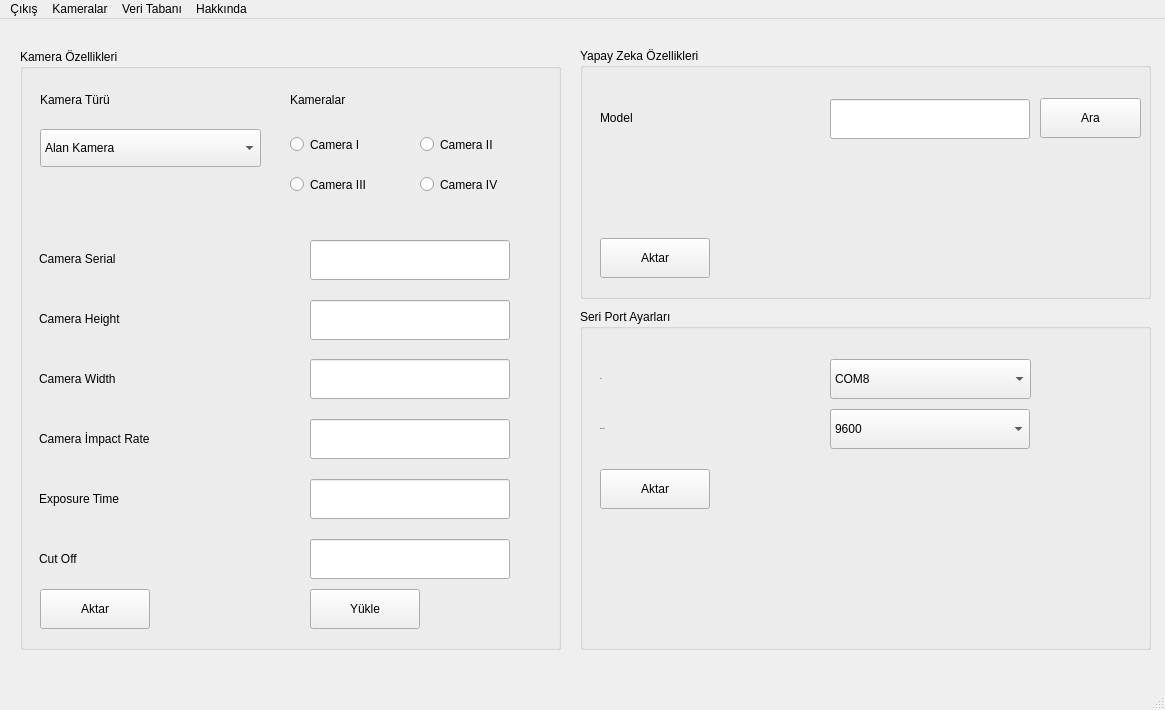
Yavuzhan-Baykara/optical-eye, file admin_page.ui: the form before one commit.
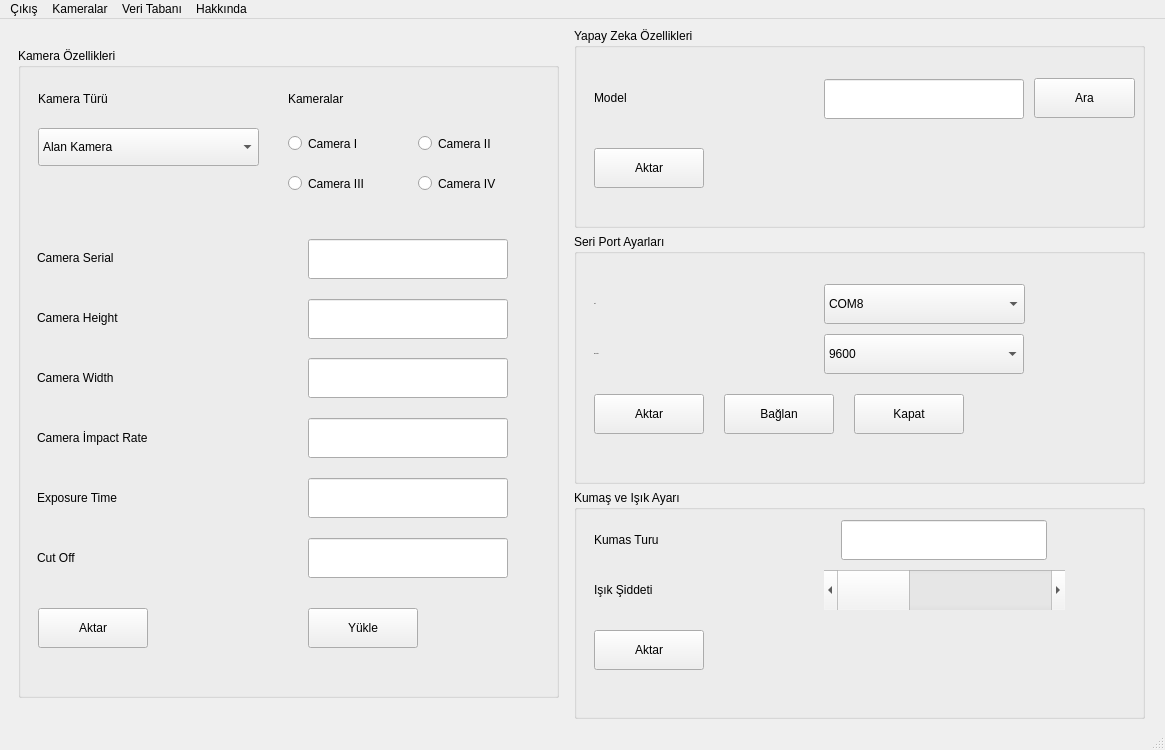
The form after the commit. Icons and pictures are not drawn.

```diff
--- a/admin_page.ui
+++ b/admin_page.ui
@@ -7,19 +7,19 @@
     <x>0</x>
     <y>0</y>
     <width>1165</width>
-    <height>710</height>
+    <height>750</height>
    </rect>
   </property>
   <property name="minimumSize">
    <size>
     <width>1165</width>
-    <height>710</height>
+    <height>750</height>
    </size>
   </property>
   <property name="maximumSize">
    <size>
     <width>1165</width>
-    <height>710</height>
+    <height>750</height>
    </size>
   </property>
   <property name="windowTitle">
@@ -2153,14 +2153,14 @@
 }</string>
   </property>
   <widget class="QWidget" name="centralwidget">
+   <layout class="QGridLayout" name="gridLayout">
+    <item row="0" column="0" rowspan="3">
    <widget class="QGroupBox" name="groupBox">
-    <property name="geometry">
-     <rect>
-      <x>20</x>
-      <y>30</y>
+      <property name="maximumSize">
+       <size>
       <width>541</width>
-      <height>601</height>
-     </rect>
+        <height>650</height>
+       </size>
     </property>
     <property name="title">
      <string>Kamera Özellikleri</string>
@@ -2169,7 +2169,7 @@
      <property name="geometry">
       <rect>
        <x>20</x>
-       <y>540</y>
+         <y>560</y>
        <width>110</width>
        <height>40</height>
       </rect>
@@ -2338,7 +2338,7 @@
      <property name="geometry">
       <rect>
        <x>290</x>
-       <y>540</y>
+         <y>560</y>
        <width>110</width>
        <height>40</height>
       </rect>
@@ -2465,14 +2465,14 @@
      </property>
     </widget>
    </widget>
+    </item>
+    <item row="0" column="1">
    <widget class="QGroupBox" name="groupBox_2">
-    <property name="geometry">
-     <rect>
-      <x>580</x>
-      <y>29</y>
+      <property name="maximumSize">
+       <size>
       <width>571</width>
-      <height>251</height>
-     </rect>
+        <height>200</height>
+       </size>
     </property>
     <property name="title">
      <string>Yapay Zeka Özellikleri</string>
@@ -2523,7 +2523,7 @@
      <property name="geometry">
       <rect>
        <x>20</x>
-       <y>190</y>
+         <y>120</y>
        <width>110</width>
        <height>40</height>
       </rect>
@@ -2533,14 +2533,20 @@
      </property>
     </widget>
    </widget>
+    </item>
+    <item row="1" column="1">
    <widget class="QGroupBox" name="groupBox_3">
-    <property name="geometry">
-     <rect>
-      <x>580</x>
-      <y>290</y>
+      <property name="minimumSize">
+       <size>
+        <width>571</width>
+        <height>250</height>
+       </size>
+      </property>
+      <property name="maximumSize">
+       <size>
       <width>571</width>
       <height>341</height>
-     </rect>
+       </size>
     </property>
     <property name="title">
      <string>Seri Port Ayarları</string>
@@ -2680,7 +2686,125 @@
       <string>Aktar</string>
      </property>
     </widget>
-   </widget>
+      <widget class="QPushButton" name="pushButton_Baglan">
+       <property name="geometry">
+        <rect>
+         <x>150</x>
+         <y>160</y>
+         <width>110</width>
+         <height>40</height>
+        </rect>
+       </property>
+       <property name="text">
+        <string>Bağlan</string>
+       </property>
+      </widget>
+      <widget class="QPushButton" name="pushButton_Kapat">
+       <property name="geometry">
+        <rect>
+         <x>280</x>
+         <y>160</y>
+         <width>110</width>
+         <height>40</height>
+        </rect>
+       </property>
+       <property name="text">
+        <string>Kapat</string>
+       </property>
+      </widget>
+     </widget>
+    </item>
+    <item row="2" column="1">
+     <widget class="QGroupBox" name="Kumas_ve_Isik_Ayari">
+      <property name="minimumSize">
+       <size>
+        <width>0</width>
+        <height>0</height>
+       </size>
+      </property>
+      <property name="maximumSize">
+       <size>
+        <width>571</width>
+        <height>341</height>
+       </size>
+      </property>
+      <property name="title">
+       <string>Kumaş ve Işık Ayarı</string>
+      </property>
+      <widget class="QLabel" name="label_Kumas_Turu">
+       <property name="geometry">
+        <rect>
+         <x>20</x>
+         <y>30</y>
+         <width>221</width>
+         <height>40</height>
+        </rect>
+       </property>
+       <property name="text">
+        <string>Kumas Turu</string>
+       </property>
+       <property name="buddy">
+        <cstring>lineEdit_Camera_Serial</cstring>
+       </property>
+      </widget>
+      <widget class="QLabel" name="label_Kumas_Turu_2">
+       <property name="geometry">
+        <rect>
+         <x>20</x>
+         <y>80</y>
+         <width>221</width>
+         <height>40</height>
+        </rect>
+       </property>
+       <property name="text">
+        <string>Işık Şiddeti</string>
+       </property>
+       <property name="buddy">
+        <cstring>lineEdit_Camera_Serial</cstring>
+       </property>
+      </widget>
+      <widget class="QScrollBar" name="horizontal_Isik_siddeti">
+       <property name="geometry">
+        <rect>
+         <x>250</x>
+         <y>80</y>
+         <width>241</width>
+         <height>40</height>
+        </rect>
+       </property>
+       <property name="maximum">
+        <number>20</number>
+       </property>
+       <property name="orientation">
+        <enum>Qt::Horizontal</enum>
+       </property>
+      </widget>
+      <widget class="QLineEdit" name="lineEdit_Kumas_Turu">
+       <property name="geometry">
+        <rect>
+         <x>267</x>
+         <y>30</y>
+         <width>206</width>
+         <height>40</height>
+        </rect>
+       </property>
+      </widget>
+      <widget class="QPushButton" name="pushButton_Aktar_Kumas_Inf">
+       <property name="geometry">
+        <rect>
+         <x>20</x>
+         <y>140</y>
+         <width>110</width>
+         <height>40</height>
+        </rect>
+       </property>
+       <property name="text">
+        <string>Aktar</string>
+       </property>
+      </widget>
+     </widget>
+    </item>
+   </layout>
   </widget>
   <widget class="QMenuBar" name="menubar">
    <property name="geometry">
```
Lines whose indentation alone changed are shown as unchanged.
